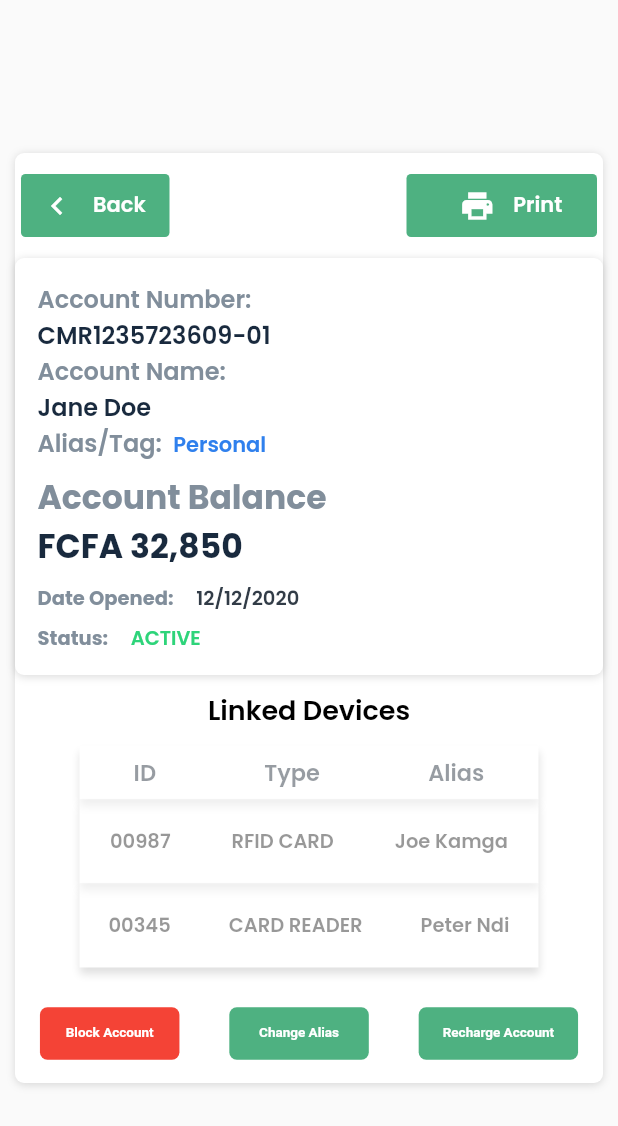
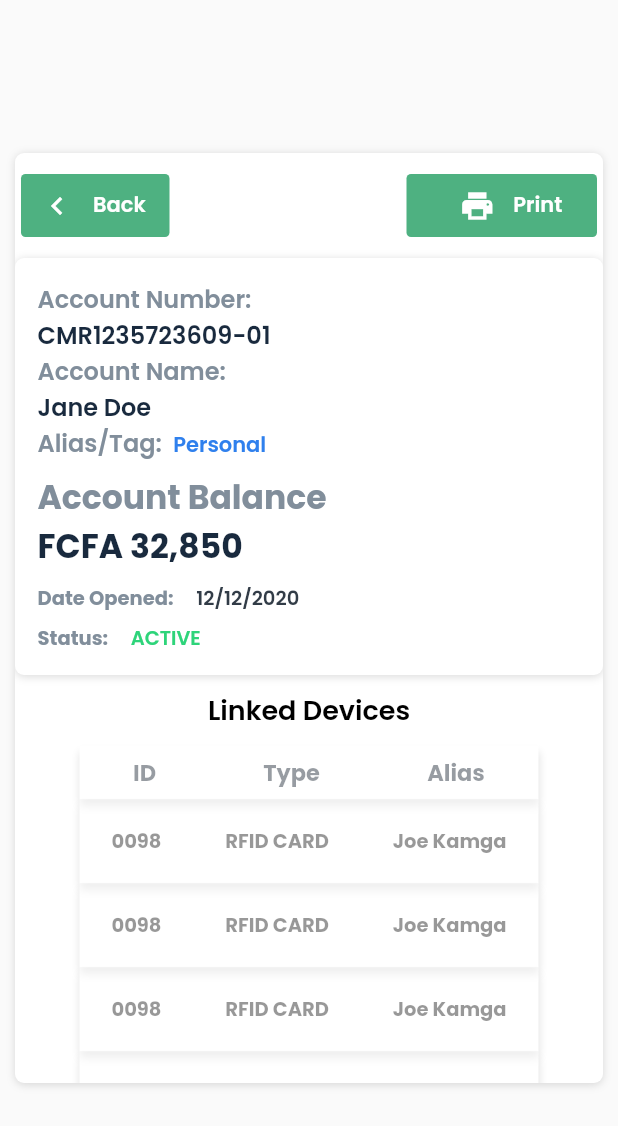
Before and after one commit to silvereds/highway, a Flutter app: the AccountsDetailsView screen opened by its route, on a phone screen of 412 x 824 dp. Shown: the top 1126 px of the screen. Run offline on Flutter 3.47's test engine with Material 2 defaults, Android fonts, the phone set to English and light mode, and no system bars; our stand-ins replace cached_network_image, dio, flutter_riverpod, freezed_annotation, intl_phone_number_input, modal_progress_hud and 4 more; missing offline and left inert: flutter_statusbarcolor, flutter_user_agent, nonce; accounts and stored records are empty; generated files the repository leaves out were written again; network calls fail.

Commit message:
Refactor Account_details view

```diff
--- a/lib/src/ui/shared/bottomNavigationBar.dart
+++ b/lib/src/ui/shared/bottomNavigationBar.dart
@@ -1,5 +1,5 @@
 import 'package:flutter/material.dart';
-import 'package:mobile/src/ui/views/accounts_detail_view.dart';
+import 'package:mobile/src/ui/views/account_details/accounts_detail_view.dart';
 import 'package:mobile/src/ui/views/all_accoutsView.dart';
 import 'package:mobile/src/ui/views/block_accountView.dart';
 import 'package:mobile/src/ui/views/dashboard/dashboard.dart';
--- a/lib/src/ui/views/accounts_detail_view.dart
+++ b/lib/src/ui/views/account_details/accounts_detail_view.dart
@@ -1,5 +1,8 @@
 import 'package:flutter/material.dart';
+import 'package:freezed_annotation/freezed_annotation.dart';
 import 'package:mobile/src/ui/shared/routes.dart';
+
+import 'components/linked_devices.dart';
 
 class AccountsDetailsView extends StatefulWidget {
   @override
@@ -59,7 +62,7 @@ class _AccountsDetailsViewState extends State<AccountsDetailsView> {
                                   color: Color(0xFFFFFFFF),
                                   onPressed: () {
                                     Navigator.pushNamed(
-                                        context, AppRoutes.accountsView);
+                                        context, AppRoutes.homeScreen);
                                   },
                                 ),
                                 Text(
@@ -334,183 +337,20 @@ class _AccountsDetailsViewState extends State<AccountsDetailsView> {
                     ),
                     Opacity(
                       opacity: 0.5,
-                      child: Container(
-                        height: 36,
-                        width: 306,
-                        child: Row(
-                          mainAxisAlignment: MainAxisAlignment.spaceAround,
-                          children: [
-                            Text(
-                              'ID',
-                              style: TextStyle(
-                                color: Color(
-                                  0xff323c47,
-                                ),
-                                fontSize: 15,
-                                fontWeight: FontWeight.w500,
-                                fontFamily: "Poppins",
-                              ),
-                            ),
-                            Text(
-                              'Type',
-                              style: TextStyle(
-                                color: Color(
-                                  0xff323c47,
-                                ),
-                                fontSize: 15,
-                                fontWeight: FontWeight.w500,
-                                fontFamily: "Poppins",
-                              ),
-                            ),
-                            Text(
-                              'Alias',
-                              style: TextStyle(
-                                color: Color(
-                                  0xff323c47,
-                                ),
-                                fontSize: 15,
-                                fontWeight: FontWeight.w500,
-                                fontFamily: "Poppins",
-                              ),
-                            ),
-                          ],
-                        ),
-                        decoration: BoxDecoration(
-                          color: Colors.white,
-                          boxShadow: [
-                            BoxShadow(
-                              color: Color(
-                                0x3f000000,
-                              ),
-                              offset: Offset(
-                                0,
-                                4,
-                              ),
-                              blurRadius: 4,
-                            ),
-                          ],
-                        ),
+                      child: LinkedDevicesSubTiltles(
+                        alias: 'Alias',
+                        id: 'ID',
+                        type: 'Type',
                       ),
                     ),
-                    Opacity(
-                      opacity: 0.5,
-                      child: Container(
-                        height: 56,
-                        width: 306,
-                        child: Row(
-                          mainAxisAlignment: MainAxisAlignment.spaceAround,
-                          children: [
-                            Text(
-                              '00987',
-                              style: TextStyle(
-                                color: Color(
-                                  0xff333333,
-                                ),
-                                fontSize: 13,
-                                fontWeight: FontWeight.w500,
-                                fontFamily: "Poppins",
-                              ),
-                            ),
-                            Text(
-                              'RFID CARD',
-                              style: TextStyle(
-                                color: Color(
-                                  0xff333333,
-                                ),
-                                fontSize: 13,
-                                fontWeight: FontWeight.w500,
-                                fontFamily: "Poppins",
-                              ),
-                            ),
-                            Text(
-                              'Joe Kamga',
-                              style: TextStyle(
-                                color: Color(
-                                  0xff333333,
-                                ),
-                                fontSize: 13,
-                                fontWeight: FontWeight.w500,
-                                fontFamily: "Poppins",
-                              ),
-                            ),
-                          ],
-                        ),
-                        decoration: BoxDecoration(
-                          color: Colors.white,
-                          boxShadow: [
-                            BoxShadow(
-                              color: Color(
-                                0x3f000000,
-                              ),
-                              offset: Offset(
-                                0,
-                                4,
-                              ),
-                              blurRadius: 4,
-                            ),
-                          ],
-                        ),
-                      ),
-                    ),
-                    Opacity(
-                      opacity: 0.5,
-                      child: Container(
-                        height: 56,
-                        width: 306,
-                        child: Row(
-                          mainAxisAlignment: MainAxisAlignment.spaceAround,
-                          children: [
-                            Text(
-                              '00345',
-                              style: TextStyle(
-                                color: Color(
-                                  0xff333333,
-                                ),
-                                fontSize: 13,
-                                fontWeight: FontWeight.w500,
-                                fontFamily: "Poppins",
-                              ),
-                            ),
-                            Text(
-                              'CARD READER',
-                              style: TextStyle(
-                                color: Color(
-                                  0xff333333,
-                                ),
-                                fontSize: 13,
-                                fontWeight: FontWeight.w500,
-                                fontFamily: "Poppins",
-                              ),
-                            ),
-                            Text(
-                              'Peter Ndi',
-                              style: TextStyle(
-                                color: Color(
-                                  0xff333333,
-                                ),
-                                fontSize: 13,
-                                fontWeight: FontWeight.w500,
-                                fontFamily: "Poppins",
-                              ),
-                            ),
-                          ],
-                        ),
-                        decoration: BoxDecoration(
-                          color: Colors.white,
-                          boxShadow: [
-                            BoxShadow(
-                              color: Color(
-                                0x3f000000,
-                              ),
-                              offset: Offset(
-                                0,
-                                4,
-                              ),
-                              blurRadius: 4,
-                            ),
-                          ],
-                        ),
-                      ),
+                    Column(
+                      children: List.generate(5, (index) {
+                        return LinkedDevices(
+                          alias: 'Joe Kamga',
+                          id: '0098',
+                          type: 'RFID CARD',
+                        );
+                      }),
                     ),
                     SizedBox(
                       height: 20,
@@ -520,7 +360,7 @@ class _AccountsDetailsViewState extends State<AccountsDetailsView> {
                       children: [
                         FlatButton(
                             minWidth: 93,
-                            height: 35,
+                            height: 40,
                             shape: RoundedRectangleBorder(
                               borderRadius: BorderRadius.circular(5.0),
                             ),
@@ -540,7 +380,7 @@ class _AccountsDetailsViewState extends State<AccountsDetailsView> {
                             )),
                         FlatButton(
                             minWidth: 93,
-                            height: 35,
+                            height: 40,
                             shape: RoundedRectangleBorder(
                               borderRadius: BorderRadius.circular(5.0),
                             ),
@@ -561,7 +401,7 @@ class _AccountsDetailsViewState extends State<AccountsDetailsView> {
                             )),
                         FlatButton(
                             minWidth: 93,
-                            height: 35,
+                            height: 40,
                             shape: RoundedRectangleBorder(
                               borderRadius: BorderRadius.circular(5.0),
                             ),
@@ -590,3 +430,74 @@ class _AccountsDetailsViewState extends State<AccountsDetailsView> {
         });
   }
 }
+
+class LinkedDevicesSubTiltles extends StatelessWidget {
+  const LinkedDevicesSubTiltles({
+    Key key,
+    @required this.id,
+    @required this.type,
+    @required this.alias,
+  }) : super(key: key);
+  final String id, type, alias;
+
+  @override
+  Widget build(BuildContext context) {
+    return Container(
+      height: 36,
+      width: 306,
+      child: Row(
+        mainAxisAlignment: MainAxisAlignment.spaceAround,
+        children: [
+          Text(
+            id,
+            style: TextStyle(
+              color: Color(
+                0xff323c47,
+              ),
+              fontSize: 15,
+              fontWeight: FontWeight.bold,
+              fontFamily: "Poppins",
+            ),
+          ),
+          Text(
+            type,
+            style: TextStyle(
+              color: Color(
+                0xff323c47,
+              ),
+              fontSize: 15,
+              fontWeight: FontWeight.bold,
+              fontFamily: "Poppins",
+            ),
+          ),
+          Text(
+            alias,
+            style: TextStyle(
+              color: Color(
+                0xff323c47,
+              ),
+              fontSize: 15,
+              fontWeight: FontWeight.bold,
+              fontFamily: "Poppins",
+            ),
+          ),
+        ],
+      ),
+      decoration: BoxDecoration(
+        color: Colors.white,
+        boxShadow: [
+          BoxShadow(
+            color: Color(
+              0x3f000000,
+            ),
+            offset: Offset(
+              0,
+              4,
+            ),
+            blurRadius: 4,
+          ),
+        ],
+      ),
+    );
+  }
+}
--- /dev/null
+++ b/lib/src/ui/views/account_details/components/linked_devices.dart
@@ -0,0 +1,76 @@
+import 'package:flutter/material.dart';
+
+class LinkedDevices extends StatelessWidget {
+  const LinkedDevices({
+    Key key,
+    @required this.id,
+    @required this.type,
+    @required this.alias,
+  }) : super(key: key);
+
+  final String id, type, alias;
+
+  @override
+  Widget build(BuildContext context) {
+    return Opacity(
+      opacity: 0.5,
+      child: Container(
+        height: 56,
+        width: 306,
+        child: Row(
+          mainAxisAlignment: MainAxisAlignment.spaceAround,
+          children: [
+            Text(
+              id,
+              style: TextStyle(
+                color: Color(
+                  0xff333333,
+                ),
+                fontSize: 13,
+                fontWeight: FontWeight.w700,
+                fontFamily: "Poppins",
+              ),
+            ),
+            Text(
+              type,
+              style: TextStyle(
+                color: Color(
+                  0xff333333,
+                ),
+                fontSize: 13,
+                fontWeight: FontWeight.w700,
+                fontFamily: "Poppins",
+              ),
+            ),
+            Text(
+              alias,
+              style: TextStyle(
+                color: Color(
+                  0xff333333,
+                ),
+                fontSize: 13,
+                fontWeight: FontWeight.w700,
+                fontFamily: "Poppins",
+              ),
+            ),
+          ],
+        ),
+        decoration: BoxDecoration(
+          color: Colors.white,
+          boxShadow: [
+            BoxShadow(
+              color: Color(
+                0x3f000000,
+              ),
+              offset: Offset(
+                0,
+                4,
+              ),
+              blurRadius: 4,
+            ),
+          ],
+        ),
+      ),
+    );
+  }
+}
--- a/lib/src/ui/views/all_accoutsView.dart
+++ b/lib/src/ui/views/all_accoutsView.dart
@@ -1,4 +1,5 @@
 import 'package:flutter/material.dart';
+import 'package:mobile/src/ui/shared/routes.dart';
 
 class AccountsView extends StatefulWidget {
   @override
@@ -59,6 +60,11 @@ class _AccountsViewState extends State<AccountsView> {
                   // contiunue here
                   Container(
                     padding: const EdgeInsets.symmetric(horizontal: 8),
+                    child: GestureDetector(
+                      onTap: () {
+                        Navigator.pushNamed(
+                            context, AppRoutes.accoutsDetailsView);
+                      },
                       child: Column(
                         crossAxisAlignment: CrossAxisAlignment.start,
                         children: [
@@ -141,6 +147,7 @@ class _AccountsViewState extends State<AccountsView> {
                             ],
                           ),
                         ],
+                      ),
                     ),
                   ),
                   const SizedBox(height: 15),
--- a/lib/src/ui/views/views.dart
+++ b/lib/src/ui/views/views.dart
@@ -1,6 +1,6 @@
 export '../views/Login_page.dart';
 export '../views/Verify_passcode_page.dart';
-export '../views/accounts_detail_view.dart';
+export 'account_details/accounts_detail_view.dart';
 export '../views/all_accoutsView.dart';
 export 'all_devices/all_devices_page.dart';
 export '../views/all_transactions_page.dart';
```
Lines whose indentation alone changed are shown as unchanged.
